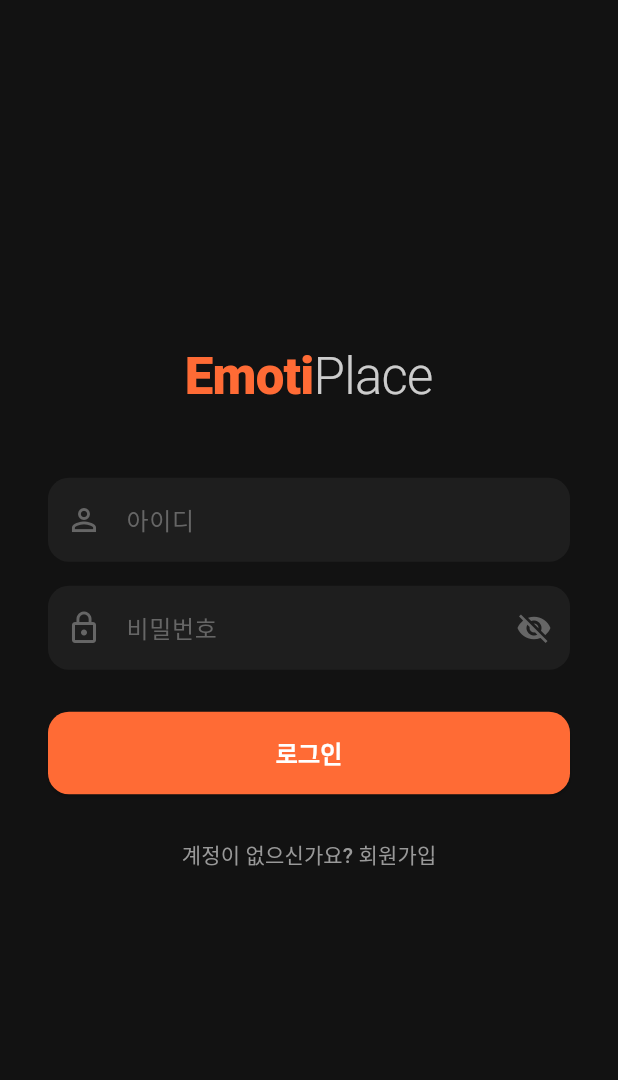
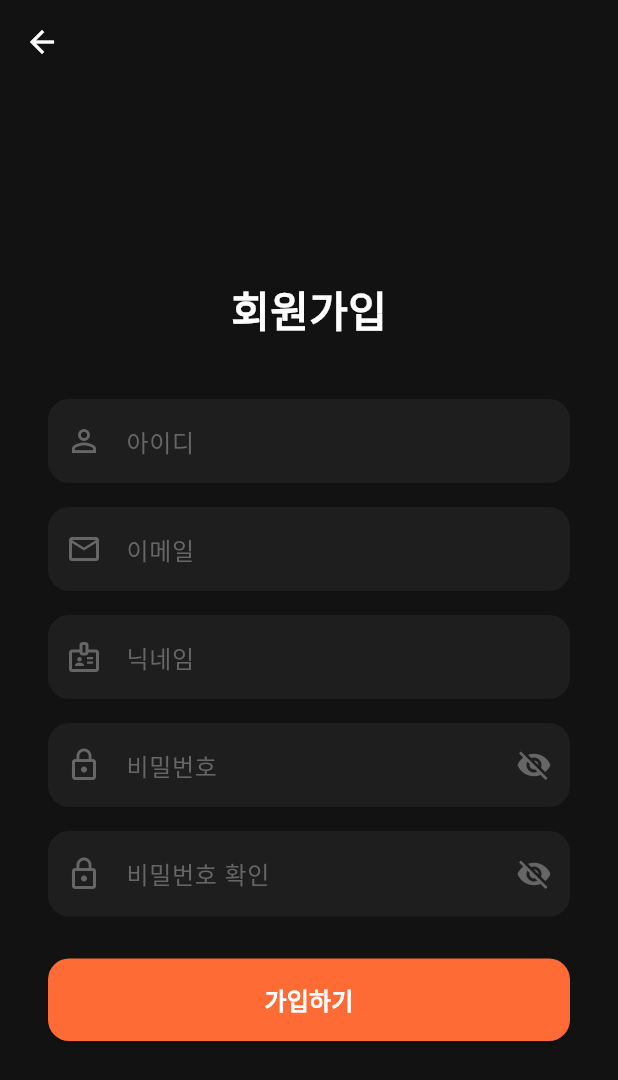
Before and after one commit to UOS0x66/emoti-place, a Flutter app: the screen it shows after launch, after a tap on "계정이 없으신가요? 회원가입", on a phone screen of 412 x 824 dp. Shown: the top 1080 px of the screen. Run offline on Flutter 3.47's test engine with Material 3 defaults, Android fonts, the phone set to English and light mode, and no system bars; our stand-ins replace flutter_svg; Roboto replaces fonts that are missing (Pretendard).

Commit message:
feat: add signup screen (UI only, backend not yet connected)
- Create signup screen with ID, email, nickname, password fields
- Connect signup button from login screen
- Revert login screen identifier to "아이디"

Co-Authored-By: Claude Opus 4.6 (1M context) <noreply@anthropic.com>

```diff
--- a/frontend/lib/screens/login_screen.dart
+++ b/frontend/lib/screens/login_screen.dart
@@ -1,5 +1,6 @@
 import 'package:flutter/material.dart';
 import 'persona_selection_screen.dart';
+import 'signup_screen.dart';
 
 class LoginScreen extends StatefulWidget {
   const LoginScreen({super.key});
@@ -150,7 +151,11 @@ class _LoginScreenState extends State<LoginScreen> {
                 // 회원가입 버튼
                 TextButton(
                   onPressed: () {
-                    // TODO: 회원가입 화면으로 이동
+                    Navigator.of(context).push(
+                      MaterialPageRoute(
+                        builder: (_) => const SignupScreen(),
+                      ),
+                    );
                   },
                   child: const Text(
                     '계정이 없으신가요? 회원가입',
--- /dev/null
+++ b/frontend/lib/screens/signup_screen.dart
@@ -0,0 +1,188 @@
+import 'package:flutter/material.dart';
+
+class SignupScreen extends StatefulWidget {
+  const SignupScreen({super.key});
+
+  @override
+  State<SignupScreen> createState() => _SignupScreenState();
+}
+
+class _SignupScreenState extends State<SignupScreen> {
+  final _idController = TextEditingController();
+  final _emailController = TextEditingController();
+  final _nicknameController = TextEditingController();
+  final _passwordController = TextEditingController();
+  final _passwordConfirmController = TextEditingController();
+  bool _obscurePassword = true;
+  bool _obscureConfirm = true;
+
+  @override
+  void dispose() {
+    _idController.dispose();
+    _emailController.dispose();
+    _nicknameController.dispose();
+    _passwordController.dispose();
+    _passwordConfirmController.dispose();
+    super.dispose();
+  }
+
+  void _signup() {
+    // TODO: 백엔드 회원가입 API 연동
+    Navigator.of(context).pop();
+  }
+
+  @override
+  Widget build(BuildContext context) {
+    return Scaffold(
+      backgroundColor: const Color(0xFF121212),
+      appBar: AppBar(
+        backgroundColor: Colors.transparent,
+        foregroundColor: Colors.white,
+        elevation: 0,
+      ),
+      body: SafeArea(
+        child: Center(
+          child: SingleChildScrollView(
+            padding: const EdgeInsets.symmetric(horizontal: 32),
+            child: Column(
+              mainAxisSize: MainAxisSize.min,
+              children: [
+                const Text(
+                  '회원가입',
+                  style: TextStyle(
+                    fontSize: 28,
+                    fontWeight: FontWeight.w700,
+                    color: Colors.white,
+                  ),
+                ),
+                const SizedBox(height: 40),
+
+                // 아이디
+                TextField(
+                  controller: _idController,
+                  style: const TextStyle(color: Colors.white),
+                  decoration: _inputDecoration(
+                    hint: '아이디',
+                    icon: Icons.person_outline,
+                  ),
+                ),
+                const SizedBox(height: 16),
+
+                // 이메일
+                TextField(
+                  controller: _emailController,
+                  keyboardType: TextInputType.emailAddress,
+                  style: const TextStyle(color: Colors.white),
+                  decoration: _inputDecoration(
+                    hint: '이메일',
+                    icon: Icons.email_outlined,
+                  ),
+                ),
+                const SizedBox(height: 16),
+
+                // 닉네임
+                TextField(
+                  controller: _nicknameController,
+                  style: const TextStyle(color: Colors.white),
+                  decoration: _inputDecoration(
+                    hint: '닉네임',
+                    icon: Icons.badge_outlined,
+                  ),
+                ),
+                const SizedBox(height: 16),
+
+                // 비밀번호
+                TextField(
+                  controller: _passwordController,
+                  obscureText: _obscurePassword,
+                  style: const TextStyle(color: Colors.white),
+                  decoration: _inputDecoration(
+                    hint: '비밀번호',
+                    icon: Icons.lock_outline,
+                    suffixIcon: IconButton(
+                      icon: Icon(
+                        _obscurePassword ? Icons.visibility_off : Icons.visibility,
+                        color: const Color(0xFF666666),
+                      ),
+                      onPressed: () {
+                        setState(() => _obscurePassword = !_obscurePassword);
+                      },
+                    ),
+                  ),
+                ),
+                const SizedBox(height: 16),
+
+                // 비밀번호 확인
+                TextField(
+                  controller: _passwordConfirmController,
+                  obscureText: _obscureConfirm,
+                  style: const TextStyle(color: Colors.white),
+                  decoration: _inputDecoration(
+                    hint: '비밀번호 확인',
+                    icon: Icons.lock_outline,
+                    suffixIcon: IconButton(
+                      icon: Icon(
+                        _obscureConfirm ? Icons.visibility_off : Icons.visibility,
+                        color: const Color(0xFF666666),
+                      ),
+                      onPressed: () {
+                        setState(() => _obscureConfirm = !_obscureConfirm);
+                      },
+                    ),
+                  ),
+                ),
+                const SizedBox(height: 28),
+
+                // 가입 버튼
+                SizedBox(
+                  width: double.infinity,
+                  child: ElevatedButton(
+                    onPressed: _signup,
+                    style: ElevatedButton.styleFrom(
+                      backgroundColor: const Color(0xFFFF6B35),
+                      foregroundColor: Colors.white,
+                      padding: const EdgeInsets.symmetric(vertical: 16),
+                      shape: RoundedRectangleBorder(
+                        borderRadius: BorderRadius.circular(14),
+                      ),
+                    ),
+                    child: const Text(
+                      '가입하기',
+                      style: TextStyle(
+                        fontSize: 16,
+                        fontWeight: FontWeight.w600,
+                      ),
+                    ),
+                  ),
+                ),
+              ],
+            ),
+          ),
+        ),
+      ),
+    );
+  }
+
+  InputDecoration _inputDecoration({
+    required String hint,
+    required IconData icon,
+    Widget? suffixIcon,
+  }) {
+    return InputDecoration(
+      hintText: hint,
+      hintStyle: const TextStyle(color: Color(0xFF666666)),
+      prefixIcon: Icon(icon, color: const Color(0xFF666666)),
+      suffixIcon: suffixIcon,
+      filled: true,
+      fillColor: const Color(0xFF1E1E1E),
+      border: OutlineInputBorder(
+        borderRadius: BorderRadius.circular(14),
+        borderSide: BorderSide.none,
+      ),
+      focusedBorder: OutlineInputBorder(
+        borderRadius: BorderRadius.circular(14),
+        borderSide: const BorderSide(color: Color(0xFFFF6B35), width: 1.5),
+      ),
+    );
+  }
+}
```
